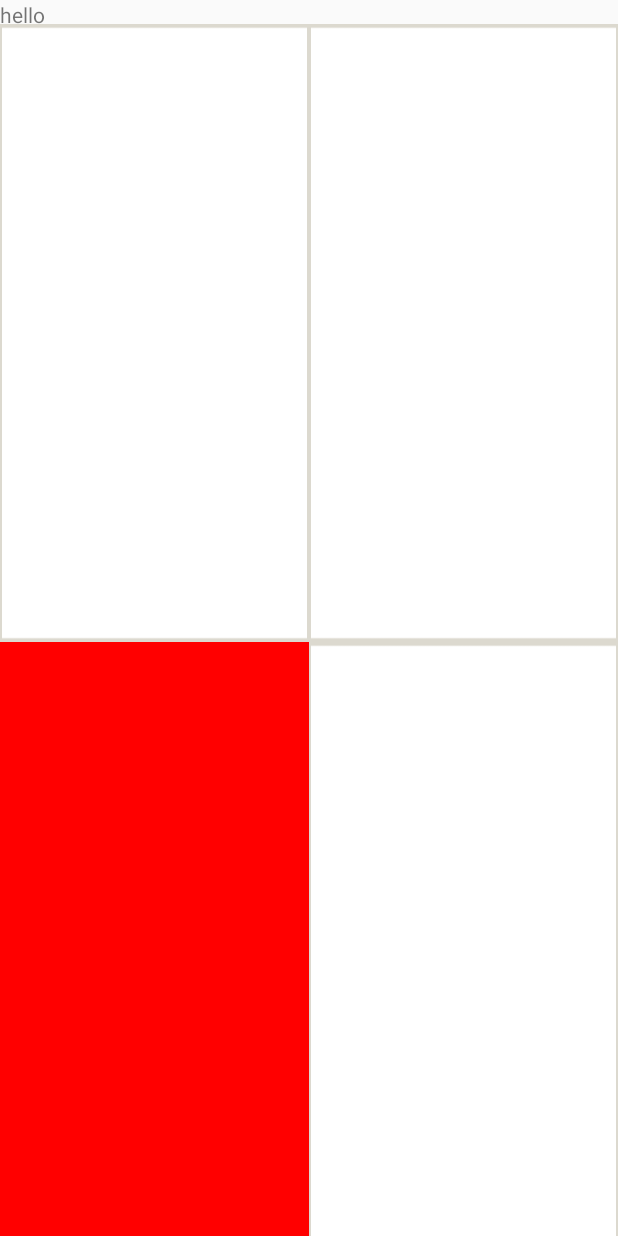
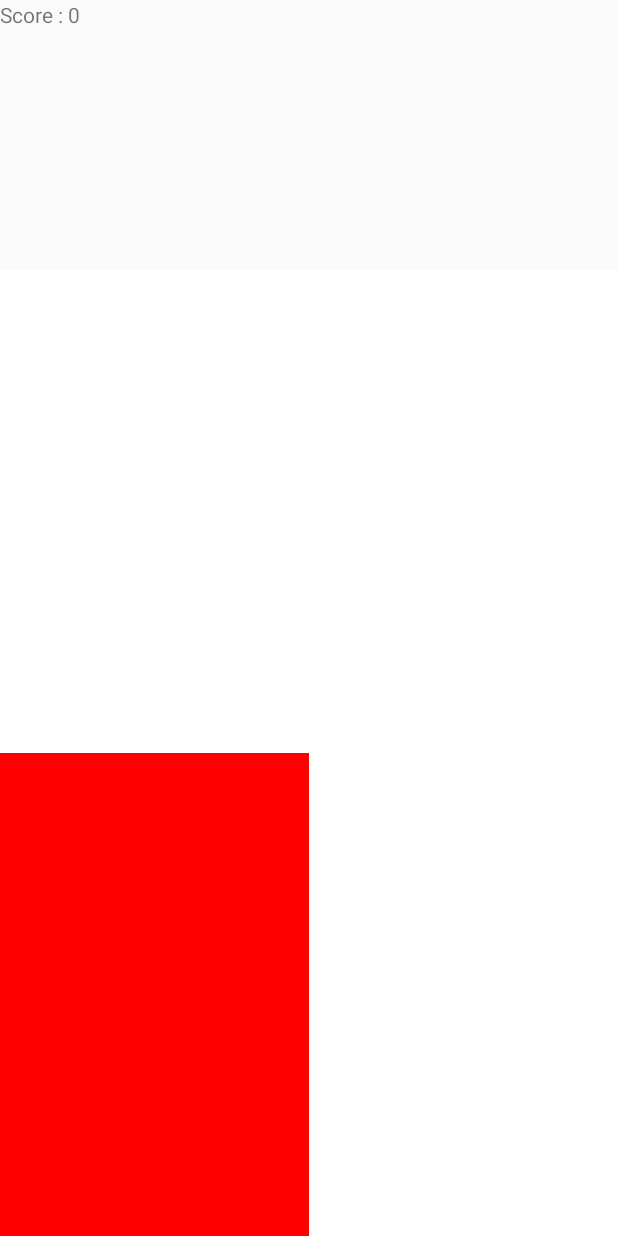
Before and after one commit to imhobo/spotAndTouch, an Android app: the screen it shows after launch (MainActivity), on a phone screen of 412 x 824 dp. Run offline under Robolectric (Android 15) with nearby library versions, the phone set to English and light mode, and no system bars.

Commit message:
works now

```diff
--- a/app/src/main/java/com/example/avantika/clickit/GridAdapter.java
+++ /dev/null
@@ -1,97 +0,0 @@
-package com.example.avantika.clickit;
-
-
-import android.content.Context;
-import android.graphics.Color;
-import android.graphics.Point;
-import android.view.Display;
-import android.view.LayoutInflater;
-import android.view.ViewGroup;
-import android.widget.BaseAdapter;
-import android.view.View;
-import android.widget.Button;
-import android.widget.ImageView;
-import android.widget.LinearLayout;
-import android.widget.TextView;
-
-import static com.example.avantika.clickit.R.drawable.red;
-
-
-public class GridAdapter extends BaseAdapter {
-
-    private Context context;
-    private final String[] gridValues;
-    private int heightOfScreen;
-    private int randNum;
-
-    //Constructor to initialize values
-    public GridAdapter(Context context, String[ ] gridValues, int height, int n) {
-
-        this.context        = context;
-        this.gridValues     = gridValues;
-        this.heightOfScreen = height;
-        this.randNum = n;
-    }
-
-    @Override
-    public int getCount() {
-
-        // Number of times getView method call depends upon gridValues.length
-        return gridValues.length;
-    }
-
-    @Override
-    public Object getItem(int position) {
-
-        return null;
-    }
-
-    @Override
-    public long getItemId(int position) {
-
-        return 0;
-    }
-
-
-    // Number of times getView method call depends upon gridValues.length
-
-    public View getView(int position, View convertView, ViewGroup parent) {
-
-        // LayoutInflator to call external grid_item.xml file
-
-        LayoutInflater inflater = (LayoutInflater) context
-                .getSystemService(Context.LAYOUT_INFLATER_SERVICE);
-
-        View gridView;
-
-        if (convertView == null) {
-
-            gridView = new View(context);
-
-            gridView = inflater.inflate( R.layout.grid_item , null);
-
-
-
-            ImageView imageView = (ImageView) gridView
-                    .findViewById(R.id.grid_item_image);
-
-            LinearLayout.LayoutParams lp = new LinearLayout.LayoutParams(new ViewGroup.LayoutParams(
-                    ViewGroup.LayoutParams.WRAP_CONTENT, heightOfScreen/2));
-            imageView.setLayoutParams(lp);
-
-
-
-            if (position == randNum){
-                imageView.setImageResource(red);
-            } else {
-                imageView.setImageResource(R.drawable.white);
-            }
-
-        } else {
-
-            gridView = (View) convertView;
-        }
-
-        return gridView;
-    }
-}
--- a/app/src/main/java/com/example/avantika/clickit/MainActivity.java
+++ b/app/src/main/java/com/example/avantika/clickit/MainActivity.java
@@ -2,8 +2,11 @@ package com.example.avantika.clickit;
 
 import android.content.Context;
 import android.content.Intent;
+import android.graphics.Color;
 import android.graphics.Point;
+import android.os.Build;
 import android.os.CountDownTimer;
+import android.support.annotation.RequiresApi;
 import android.support.v7.app.AppCompatActivity;
 import android.os.Bundle;
 import android.util.Log;
@@ -27,76 +30,95 @@ import java.util.logging.Handler;
 import java.util.zip.Inflater;
 
 
-public class MainActivity extends AppCompatActivity {
-
-    GridView gridView;
-    public int score = 0;
-    TextView tv;
-
-    // This Data show in grid ( Used by adapter )
-
-    static final String[ ] GRID_DATA = new String[] {
-            "Windows" ,
-            "iOS",
-            "android",
-            "Windows"
-    };
+public class MainActivity extends AppCompatActivity implements View.OnClickListener {
 
 
-    void changeGrid(final int height, final int n, final TextView tv){
+    int score = 0;
+    TextView tv;
+    int orderGrid = 2;
+    LinearLayout[][] verLayout;
+    int cur;
+    int prev;
+    String selectedColor = "#FF0000";
+    String backColor = "#FFFFFF";
 
-        gridView.setAdapter(  new GridAdapter( this, GRID_DATA, height, n ) );
-
-        gridView.setOnItemClickListener(new AdapterView.OnItemClickListener() {
-
-            public void onItemClick(AdapterView<?> parent, View v,
-                    int position, long id) {
-
-
-                if (position == n) {
-                    score++;
-                    tv.setText(Integer.toString(score));
-                    Log.d("DEBUG","correct");
-                    Random rand = new Random();
-                    int next = rand.nextInt(4);
-                    while(next == n) {
-                        next = rand.nextInt(4);
-                    }
-                    changeGrid(height, next, tv);
-                }
-                else {
-                    Log.d("DEBUG", "incorrect");
-                }
-            }
-        });
-    }
-
-
-
+    //@RequiresApi(api = Build.VERSION_CODES.JELLY_BEAN)
     @Override
     public void onCreate(Bundle savedInstanceState) {
 
         super.onCreate(savedInstanceState);
         setContentView( R.layout.activity_main );
 
-        // Get gridview object from xml file
+        tv = (TextView) findViewById(R.id.tv);
+        tv.setText(getResources().getString(R.string.score) + " " + Integer.toString(score));
 
-        gridView = (GridView) findViewById(R.id.gridview);
-        gridView.setNumColumns(2);
 
-        tv = (TextView) findViewById(R.id.tv);
+//        Display display = getWindowManager().getDefaultDisplay();
+//        Point size = new Point();
+//        display.getSize(size);
+//        int width = size.x;
+//        final int height = size.y;
+//
 
-        // Set custom adapter (GridAdapter) to gridview
 
-        Display display = getWindowManager().getDefaultDisplay();
-        Point size = new Point();
-        display.getSize(size);
-        int width = size.x;
-        final int height = size.y;
+        LinearLayout parentLayout = (LinearLayout)findViewById(R.id.llgrid);
+        parentLayout.setBackgroundColor(Color.parseColor(backColor));
+        parentLayout.setWeightSum(orderGrid);
+
+        LinearLayout[] horLayout = new LinearLayout[orderGrid];
+        verLayout = new LinearLayout[orderGrid][orderGrid];
+
+        for(int i = 0; i < orderGrid; i++) {
+
+            horLayout[i] = new LinearLayout(this);
+            horLayout[i].setOrientation(LinearLayout.HORIZONTAL);
+            horLayout[i].setWeightSum(orderGrid);
+            horLayout[i].setLayoutParams(new LinearLayout.LayoutParams(LinearLayout.LayoutParams.MATCH_PARENT,
+                    LinearLayout.LayoutParams.WRAP_CONTENT, 1.0f));
+            parentLayout.addView(horLayout[i]);
+
+            for(int j = 0; j < orderGrid; j++)
+            {
+                verLayout[i][j] = new LinearLayout(this);
+                verLayout[i][j].setId(i*orderGrid + j);
+                verLayout[i][j].setOrientation(LinearLayout.VERTICAL);
+                verLayout[i][j].setLayoutParams(new LinearLayout.LayoutParams(LinearLayout.LayoutParams.WRAP_CONTENT,
+                        LinearLayout.LayoutParams.MATCH_PARENT, 1.0f));
+                horLayout[i].addView(verLayout[i][j]);
+                verLayout[i][j].setOnClickListener(this);
+            }
+        }
+
         Random rand = new Random();
-        int n = rand.nextInt(4);
-        changeGrid(height, n, tv);
+        cur = rand.nextInt(orderGrid*orderGrid);
+        prev = cur;
+        verLayout[cur/orderGrid][cur%orderGrid].setBackgroundColor(Color.parseColor(selectedColor));
+        //Change this line
+//        verLayout[cur / orderGrid][cur % orderGrid].setBackground(getResources().getDrawable(R.drawable.sample2));
 
+    }
+
+   // @RequiresApi(api = Build.VERSION_CODES.JELLY_BEAN)
+    @Override
+    public void onClick(View view) {
+
+        int id = view.getId();
+
+        if(id == cur)
+        {
+            score++;
+            tv.setText(getResources().getString(R.string.score) + " " + Integer.toString(score));
+
+            Random rand = new Random();
+            while(prev==cur) {
+                cur = rand.nextInt(orderGrid * orderGrid);
+            }
+            verLayout[cur/orderGrid][cur%orderGrid].setBackgroundColor(Color.parseColor(selectedColor));
+//            verLayout[cur / orderGrid][cur % orderGrid].setBackground(getResources().getDrawable(R.drawable.sample2));
+            verLayout[prev / orderGrid][prev % orderGrid].setBackgroundColor(Color.parseColor(backColor));
+//            verLayout[prev / orderGrid][prev % orderGrid].setBackgroundResource(0);
+            prev=cur;
+        }
 
     }
 
--- a/app/src/main/res/layout/activity_main.xml
+++ b/app/src/main/res/layout/activity_main.xml
@@ -9,9 +9,9 @@
     tools:context="com.example.avantika.clickit.MainActivity" >
 
     <LinearLayout
-        android:id="@+id/ll1"
+        android:id="@+id/lltop"
         android:layout_width="match_parent"
-        android:layout_height="20dp"
+        android:layout_height="wrap_content"
         android:layout_weight="0.2">
 
         <TextView
@@ -21,14 +21,15 @@
             android:layout_height="match_parent"/>
 
     </LinearLayout>
-    <GridView
-        android:id="@+id/gridview"
-        android:layout_width="fill_parent"
-        android:layout_height="fill_parent"
-        android:verticalSpacing="0dp"
-        android:horizontalSpacing="0dp"
-        android:stretchMode="columnWidth"
+
+    <LinearLayout
+        android:id="@+id/llgrid"
+        android:layout_width="match_parent"
+        android:layout_height="wrap_content"
+        android:orientation="vertical"
         android:layout_weight="0.8">
-    </GridView>
+
+    </LinearLayout>
+
 
 </LinearLayout>
--- a/app/src/main/res/layout/grid_item.xml
+++ /dev/null
@@ -1,17 +0,0 @@
-<LinearLayout xmlns:android="http://schemas.android.com/apk/res/android"
-    android:id="@+id/linera1"
-    android:layout_width="wrap_content"
-    android:layout_height="wrap_content"
-    android:padding="0dp"
-    >
-
-    <ImageView
-        android:id="@+id/grid_item_image"
-        android:layout_width= "0dp"
-        android:layout_height="0dp"
-        android:src="@drawable/sample2"
-        android:scaleType="fitXY"
-        >
-
-    </ImageView>
-</LinearLayout>
--- a/app/src/main/res/values/strings.xml
+++ b/app/src/main/res/values/strings.xml
@@ -1,3 +1,4 @@
 <resources>
     <string name="app_name">ClickIT</string>
+    <string name="score">Score :</string>
 </resources>
```
